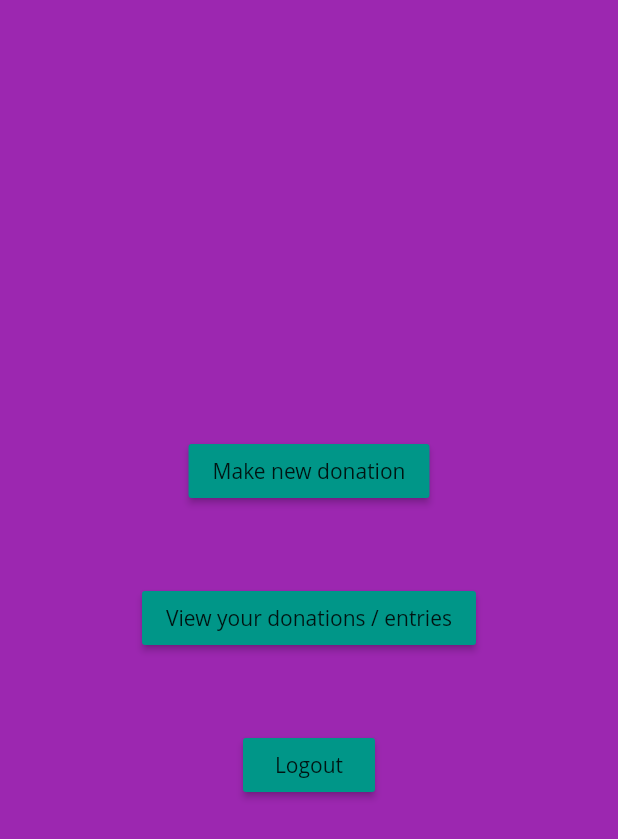
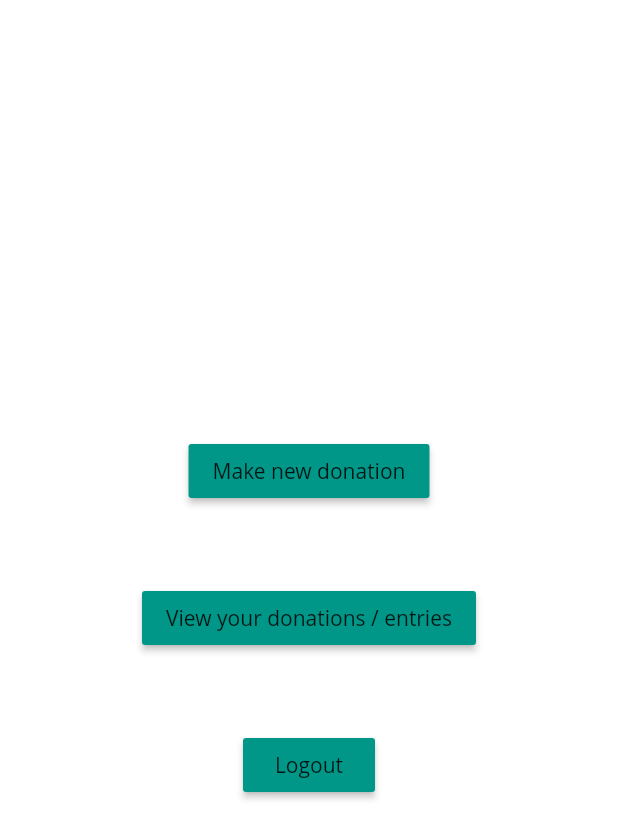
Before and after one commit to shankarnarayan20/relief_test, a Flutter app: the HomeView screen opened directly, after a tap on "Make new donation", on a phone screen of 412 x 824 dp. Shown: the top 839 px of the screen. Run offline on Flutter 3.47's test engine with Material 2 defaults, Android fonts, the light colour scheme and no system bars; our stand-ins replace cloud_firestore, firebase_auth, geolocator, get_it, provider_architecture; accounts and stored records are empty; network calls fail; Roboto replaces fonts that are missing (Open Sans).

Commit message:
fourth commit, added the add donations functionality.

```diff
--- a/lib/constants/route_names.dart
+++ b/lib/constants/route_names.dart
@@ -2,5 +2,5 @@ const String LoginViewRoute = "LoginView";
 const String SignUpViewRoute = "SignUp";
 const String StartUpViewRoute = "StartUpView";
 const String HomeViewRoute = "HomeView";
-const String DonationsViewRoute = "DonationsView";
+const String CreateDonationsViewRoute = "CreateDonationsView";
 // Generate the views here
--- a/lib/services/authentication_service.dart
+++ b/lib/services/authentication_service.dart
@@ -3,6 +3,9 @@ import 'package:flutter/cupertino.dart';
 import 'package:relief_test/locator.dart';
 import 'package:relief_test/services/firestore_service.dart';
 import 'package:relief_test/models/user.dart';
+
+class AuthenticationService {
+
 
 final FirebaseAuth _firebaseAuth = FirebaseAuth.instance;
 final FirestoreService _firestoreService = locator<FirestoreService>();
@@ -10,7 +13,6 @@ final FirestoreService _firestoreService = locator<FirestoreService>();
 User _currentUser;
 User get currentUser => _currentUser;
 
-class AuthenticationService {
   Future loginwithEmail({
     @required String email,
     @required String password,
--- a/lib/ui/router.dart
+++ b/lib/ui/router.dart
@@ -1,5 +1,6 @@
 import 'package:flutter/material.dart';
 import 'package:relief_test/constants/route_names.dart';
+import 'package:relief_test/ui/views/create_donations_view.dart';
 import 'package:relief_test/ui/views/home_view.dart';
 import 'package:relief_test/ui/views/login_view.dart';
 import 'package:relief_test/ui/views/signup_view.dart';
@@ -21,6 +22,11 @@ Route<dynamic> generateRoute(RouteSettings settings) {
         routeName: settings.name,
         viewToShow: HomeView(),
       );
+    case CreateDonationsViewRoute:
+      return _getPageRoute(
+        routeName: settings.name,
+        viewToShow: CreateDonationsView(),
+      );
     default:
       return MaterialPageRoute(
           builder: (_) => Scaffold(
@@ -30,6 +36,8 @@ Route<dynamic> generateRoute(RouteSettings settings) {
   }
 }
 
+class DonationsView {}
+
 PageRoute _getPageRoute({String routeName, Widget viewToShow}) {
   return MaterialPageRoute(
       settings: RouteSettings(
--- /dev/null
+++ b/lib/ui/views/create_donations_view.dart
@@ -0,0 +1,61 @@
+import 'package:flutter/material.dart';
+import 'package:provider_architecture/viewmodel_provider.dart';
+import 'package:relief_test/ui/shared/ui_helpers.dart';
+import 'package:relief_test/ui/widgets/input_field.dart';
+import 'package:relief_test/viewmodels/createdonations_view_model.dart';
+
+class CreateDonationsView extends StatelessWidget {
+  final foodcontroller = TextEditingController();
+  final medicalcontroller = TextEditingController();
+  final othercontroller = TextEditingController();
+  @override
+  Widget build(BuildContext context) {
+    return ViewModelProvider<CreateDonationsViewModel>.withConsumer(
+        viewModel: CreateDonationsViewModel(),
+        builder: (context, model, child) => Scaffold(
+            backgroundColor: Colors.white,
+            body: Center(
+              child: Column(
+                mainAxisAlignment: MainAxisAlignment.center,
+                children: <Widget>[
+                  InputField(
+                    placeholder: 'Food items',
+                    controller: foodcontroller,
+                    additionalNote: 'Also mention the quantity.',
+                  ),
+                  verticalSpaceLarge,
+                  InputField(
+                    placeholder: 'Medical items (Masks/ Hand Sanitizers)',
+                    controller: medicalcontroller,
+                    additionalNote: 'Also mention the quantity.',
+                  ),
+                  verticalSpaceLarge,
+                  InputField(
+                    placeholder: 'Other items (Water Bottles)',
+                    controller: othercontroller,
+                    additionalNote: 'Also mention the quantity.',
+                  ),
+                  verticalSpaceLarge,
+                  MaterialButton(
+                    child: Text(
+                      "Donate",
+                      style: TextStyle(color: Colors.white),
+                    ),
+                    color: Colors.black,
+                    elevation: 5,
+                    onPressed: () {
+                      if (!model.busy) {
+                        print("Button pressed");
+                        model.addDonations(
+                          foodcontroller.text,
+                          medicalcontroller.text,
+                          othercontroller.text,
+                        );
+                      }
+                    },
+                  )
+                ],
+              ),
+            )));
+  }
+}
--- a/lib/ui/views/home_view.dart
+++ b/lib/ui/views/home_view.dart
@@ -1,4 +1,3 @@
-import 'package:relief_test/constants/route_names.dart';
 import 'package:relief_test/ui/shared/ui_helpers.dart';
 import 'package:relief_test/viewmodels/home_view_model.dart';
 import 'package:flutter/material.dart';
@@ -12,23 +11,28 @@ class HomeView extends StatelessWidget {
     return ViewModelProvider<HomeViewModel>.withConsumer(
         viewModel: HomeViewModel(),
         builder: (context, model, child) => Scaffold(
-              backgroundColor: Colors.purple,
+              backgroundColor: Colors.white,
               body: Center(
                   child: Column(
                 mainAxisAlignment: MainAxisAlignment.center,
                 children: <Widget>[
-                  MaterialButton(color: Colors.teal,
-                      child: Text("Make new donation"), onPressed: () {}),
+                  MaterialButton(
+                      color: Colors.teal,
+                      child: Text("Make new donation"),
+                      onPressed: () {
+                        model.navigateToDonationsView();
+                      }),
                   verticalSpaceLarge,
-                  MaterialButton(color: Colors.teal,
+                  MaterialButton(
+                      color: Colors.teal,
                       child: Text("View your donations / entries"),
                       onPressed: () {}),
                   verticalSpaceLarge,
-                  MaterialButton(color: Colors.teal,
+                  MaterialButton(
+                      color: Colors.teal,
                       child: Text("Logout"),
                       onPressed: () {
-                        Navigator.pushNamedAndRemoveUntil(
-                            context, LoginViewRoute, (r) => false);
+                        model.navigateToLoginView(context);
                       })
                 ],
               )),
--- a/lib/viewmodels/base_model.dart
+++ b/lib/viewmodels/base_model.dart
@@ -1,6 +1,13 @@
 import 'package:flutter/widgets.dart';
+import 'package:relief_test/locator.dart';
+import 'package:relief_test/models/user.dart';
+import 'package:relief_test/services/authentication_service.dart';
 
 class BaseModel extends ChangeNotifier {
+  final AuthenticationService _authenticationService =
+      locator<AuthenticationService>();
+  User get currentUser => _authenticationService.currentUser;
+
   bool _busy = false;
   bool get busy => _busy;
 
```
Also changed, not shown: lib/models/donation_model.dart (added, +25 -0 lines), lib/services/firestore_service.dart (+16 -1 lines), lib/viewmodels/createdonations_view_model.dart (added, +33 -0 lines), lib/viewmodels/home_view_model.dart (+6 -1 lines).
